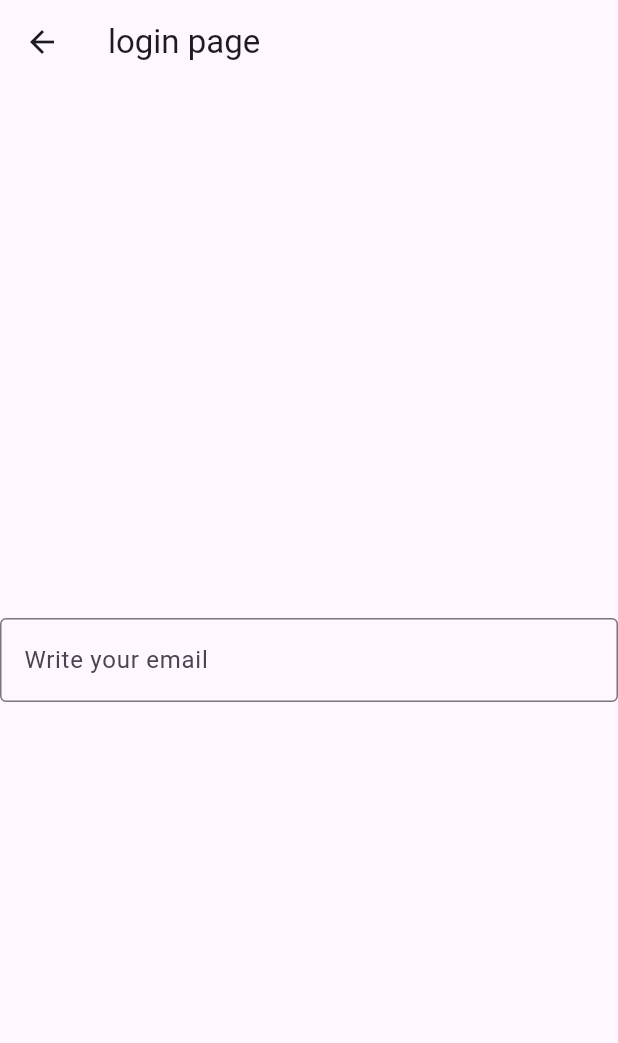
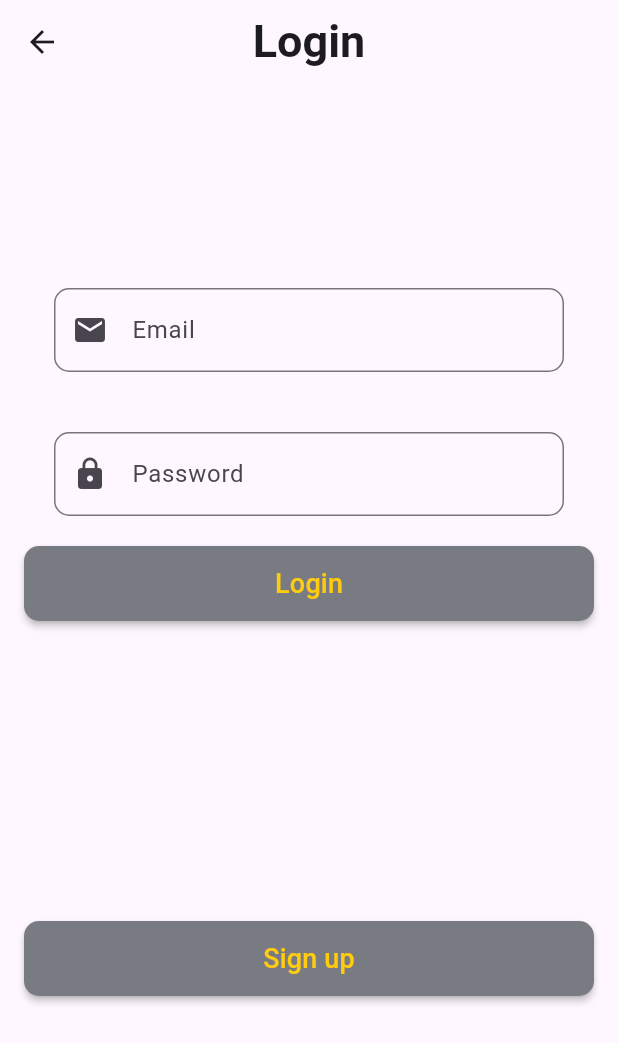
Before and after one commit to DoaaAbdulazem/smart-parking, a Flutter app: the screen it shows after launch, after a tap on "skip", on a phone screen of 412 x 824 dp. Shown: the top 1043 px of the screen. Run offline on Flutter 3.47's test engine with Material 3 defaults, Android fonts, the phone set to English and light mode, and no system bars.

Commit message:
add login screen

```diff
--- a/lib/auth/accountscreen/login.dart
+++ /dev/null
@@ -1,24 +0,0 @@
-import 'package:flutter/material.dart';
-
-class LoginPage extends StatelessWidget {
-  const LoginPage({super.key});
-  @override
-  Widget build(BuildContext context) {
-    return Scaffold(
-      appBar: AppBar(title: Text('login page')),
-      body: Column(
-        mainAxisAlignment: MainAxisAlignment.center,
-
-        children: [
-          TextField(
-            decoration: InputDecoration(
-              border: OutlineInputBorder(),
-              labelText: 'Write your email ',
-              hintText: 'Email',
-            ),
-          ),
-        ],
-      ),
-    );
-  }
-}
--- /dev/null
+++ b/lib/auth/screen/login.dart
@@ -0,0 +1,54 @@
+import 'package:flutter/material.dart';
+import 'package:my_project/auth/widget/input_field.dart';
+import 'package:my_project/on_boarding/widget/custombuttom.dart';
+
+class LoginPage extends StatelessWidget {
+  const LoginPage({super.key});
+
+  @override
+  Widget build(BuildContext context) {
+    return Scaffold(
+      appBar: AppBar(
+        title: const Text(
+          "Login",
+          style: TextStyle(fontWeight: FontWeight.bold, fontSize: 30),
+        ),
+        centerTitle: true,
+      ),
+      body: Padding(
+        padding: const EdgeInsets.all(16.0),
+        child: Column(
+          children: [
+            SizedBox(height: 100),
+
+            inputfield(
+              labeltext: "Email",
+              hinttext: "Email or phone",
+              prefixicon: const Icon(Icons.email),
+            ),
+
+            inputfield(
+              labeltext: "Password",
+              hinttext: "Enter your password",
+              prefixicon: const Icon(Icons.lock),
+            ),
+
+            SizedBox(
+              width: double.infinity,
+              height: 50,
+              child: MyCustomButtom(text: "Login", onpressed: () {}),
+            ),
+
+            SizedBox(height: 200),
+
+            SizedBox(
+              width: double.infinity,
+              height: 50,
+              child: MyCustomButtom(text: "Sign up", onpressed: () {}),
+            ),
+          ],
+        ),
+      ),
+    );
+  }
+}
--- /dev/null
+++ b/lib/auth/widget/input_field.dart
@@ -0,0 +1,32 @@
+// ignore_for_file: camel_case_types
+
+import 'package:flutter/material.dart';
+
+class inputfield extends StatelessWidget {
+  const inputfield({
+    super.key,
+    required this.labeltext,
+    required this.hinttext,
+    required this.prefixicon,
+  });
+
+  final String labeltext;
+  final String hinttext;
+  final Icon prefixicon;
+
+  @override
+  Widget build(BuildContext context) {
+    return Padding(
+      padding: const EdgeInsets.symmetric(horizontal: 20, vertical: 20),
+
+      child: TextField(
+        decoration: InputDecoration(
+          labelText: labeltext,
+          hintText: hinttext,
+          prefixIcon: prefixicon,
+          border: OutlineInputBorder(borderRadius: BorderRadius.circular(10)),
+        ),
+      ),
+    );
+  }
+}
--- a/lib/on_boarding/screens/on_boarding_screen_one.dart
+++ b/lib/on_boarding/screens/on_boarding_screen_one.dart
@@ -1,5 +1,5 @@
 import 'package:flutter/material.dart';
-import 'package:my_project/auth/accountscreen/login.dart';
+import 'package:my_project/auth/screen/login.dart';
 import 'package:my_project/on_boarding/screens/on_boarding_screen_two.dart';
 import 'package:my_project/on_boarding/widget/custombuttom.dart';
 import 'package:my_project/on_boarding/widget/dot.dart';
--- a/lib/on_boarding/screens/on_boarding_screen_two.dart
+++ b/lib/on_boarding/screens/on_boarding_screen_two.dart
@@ -1,5 +1,5 @@
 import 'package:flutter/material.dart';
-import 'package:my_project/auth/accountscreen/login.dart';
+import 'package:my_project/auth/screen/login.dart';
 import 'package:my_project/on_boarding/widget/custombuttom.dart';
 import 'package:my_project/on_boarding/widget/dot.dart';
 import 'package:my_project/on_boarding/widget/dots.dart';
```
